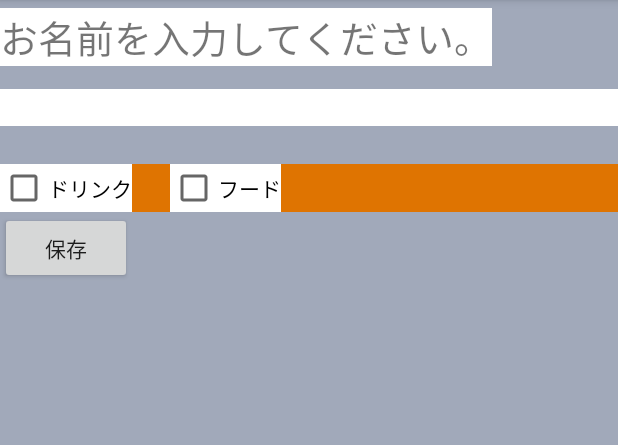
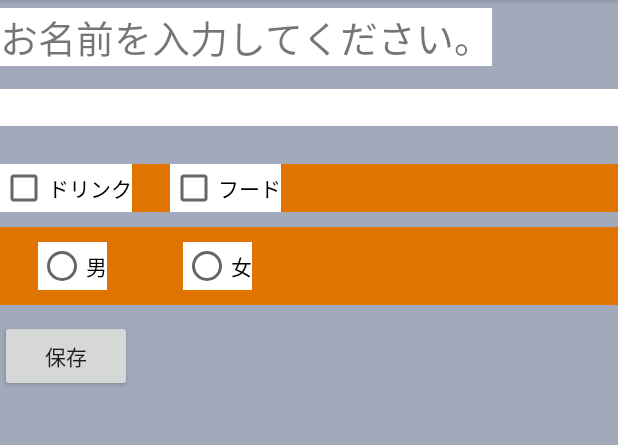
Before and after one commit to NoirTomiyama/KotlinSamples, an Android app: the screen it shows after launch (MainActivity), on a phone screen of 412 x 824 dp, the part 84-529 px from its top. Run offline under Robolectric (Android 15) with nearby library versions, the phone set to English and light mode, and no system bars.

Commit message:
ラジオボタンの追加

```diff
--- a/app/src/main/res/layout/activity_main.xml
+++ b/app/src/main/res/layout/activity_main.xml
@@ -48,6 +48,37 @@
 
     </LinearLayout>
 
+    <RadioGroup
+        android:layout_width="match_parent"
+        android:layout_height="wrap_content"
+        android:layout_marginTop="10dp"
+        android:layout_marginBottom="10dp"
+        android:background="#df7401"
+        android:orientation="horizontal"
+        android:paddingTop="10dp"
+        android:paddingBottom="10dp">
+
+        <RadioButton
+            android:id="@+id/rbMale"
+            android:layout_width="wrap_content"
+            android:layout_height="wrap_content"
+            android:layout_marginLeft="25dp"
+            android:layout_marginRight="25dp"
+            android:background="#ffffff"
+            android:text="@string/rb_male" />
+
+        <RadioButton
+            android:id="@+id/rbFemale"
+            android:layout_width="wrap_content"
+            android:layout_height="wrap_content"
+            android:layout_marginLeft="25dp"
+            android:layout_marginRight="25dp"
+            android:background="#ffffff"
+            android:text="@string/rb_female" />
+
+    </RadioGroup>
+    >
+
     <Button
         android:id="@+id/btSave"
         android:layout_width="wrap_content"
--- a/app/src/main/res/values/strings.xml
+++ b/app/src/main/res/values/strings.xml
@@ -4,4 +4,6 @@
     <string name="bt_save">保存</string>
     <string name="cb_drink">ドリンク</string>
     <string name="cb_food">フード</string>
+    <string name="rb_male">男</string>
+    <string name="rb_female">女</string>
 </resources>
```
